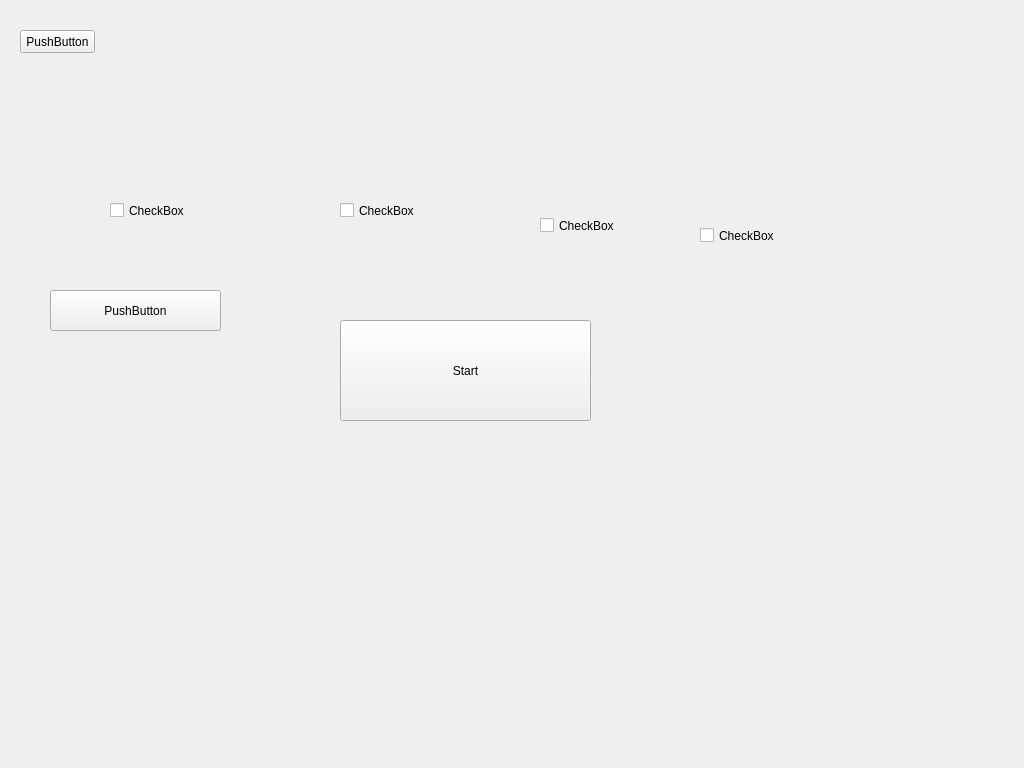
Above: gamepreparationinterface.ui from ftygu/AdvancedLanguageProgramming2-2 before the change. Below: the same form after it.
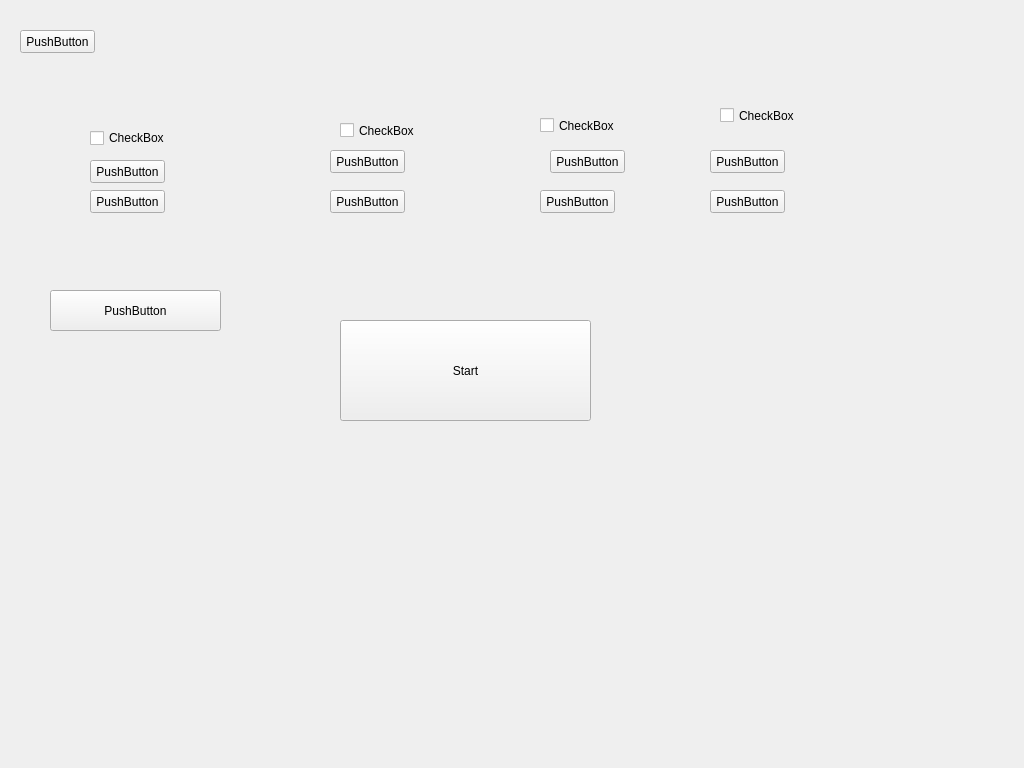
That is the form after the change.

```diff
--- a/gamepreparationinterface.ui
+++ b/gamepreparationinterface.ui
@@ -42,10 +42,10 @@
   <widget class="QCheckBox" name="checkBox">
    <property name="geometry">
     <rect>
-     <x>110</x>
-     <y>200</y>
+     <x>90</x>
+     <y>130</y>
      <width>81</width>
-     <height>21</height>
+     <height>16</height>
     </rect>
    </property>
    <property name="text">
@@ -56,9 +56,9 @@
    <property name="geometry">
     <rect>
      <x>340</x>
-     <y>180</y>
+     <y>120</y>
      <width>101</width>
-     <height>61</height>
+     <height>21</height>
     </rect>
    </property>
    <property name="text">
@@ -69,7 +69,7 @@
    <property name="geometry">
     <rect>
      <x>540</x>
-     <y>200</y>
+     <y>100</y>
      <width>81</width>
      <height>51</height>
     </rect>
@@ -81,8 +81,8 @@
   <widget class="QCheckBox" name="checkBox_4">
    <property name="geometry">
     <rect>
-     <x>700</x>
-     <y>220</y>
+     <x>720</x>
+     <y>100</y>
      <width>131</width>
      <height>31</height>
     </rect>
@@ -104,6 +104,110 @@
     <string>PushButton</string>
    </property>
   </widget>
+  <widget class="QPushButton" name="pushButton_4">
+   <property name="geometry">
+    <rect>
+     <x>90</x>
+     <y>190</y>
+     <width>75</width>
+     <height>23</height>
+    </rect>
+   </property>
+   <property name="text">
+    <string>PushButton</string>
+   </property>
+  </widget>
+  <widget class="QPushButton" name="pushButton_5">
+   <property name="geometry">
+    <rect>
+     <x>90</x>
+     <y>160</y>
+     <width>75</width>
+     <height>23</height>
+    </rect>
+   </property>
+   <property name="text">
+    <string>PushButton</string>
+   </property>
+  </widget>
+  <widget class="QPushButton" name="pushButton_6">
+   <property name="geometry">
+    <rect>
+     <x>330</x>
+     <y>150</y>
+     <width>75</width>
+     <height>23</height>
+    </rect>
+   </property>
+   <property name="text">
+    <string>PushButton</string>
+   </property>
+  </widget>
+  <widget class="QPushButton" name="pushButton_7">
+   <property name="geometry">
+    <rect>
+     <x>330</x>
+     <y>190</y>
+     <width>75</width>
+     <height>23</height>
+    </rect>
+   </property>
+   <property name="text">
+    <string>PushButton</string>
+   </property>
+  </widget>
+  <widget class="QPushButton" name="pushButton_8">
+   <property name="geometry">
+    <rect>
+     <x>550</x>
+     <y>150</y>
+     <width>75</width>
+     <height>23</height>
+    </rect>
+   </property>
+   <property name="text">
+    <string>PushButton</string>
+   </property>
+  </widget>
+  <widget class="QPushButton" name="pushButton_9">
+   <property name="geometry">
+    <rect>
+     <x>540</x>
+     <y>190</y>
+     <width>75</width>
+     <height>23</height>
+    </rect>
+   </property>
+   <property name="text">
+    <string>PushButton</string>
+   </property>
+  </widget>
+  <widget class="QPushButton" name="pushButton_10">
+   <property name="geometry">
+    <rect>
+     <x>710</x>
+     <y>150</y>
+     <width>75</width>
+     <height>23</height>
+    </rect>
+   </property>
+   <property name="text">
+    <string>PushButton</string>
+   </property>
+  </widget>
+  <widget class="QPushButton" name="pushButton_11">
+   <property name="geometry">
+    <rect>
+     <x>710</x>
+     <y>190</y>
+     <width>75</width>
+     <height>23</height>
+    </rect>
+   </property>
+   <property name="text">
+    <string>PushButton</string>
+   </property>
+  </widget>
  </widget>
  <resources/>
  <connections/>
```
